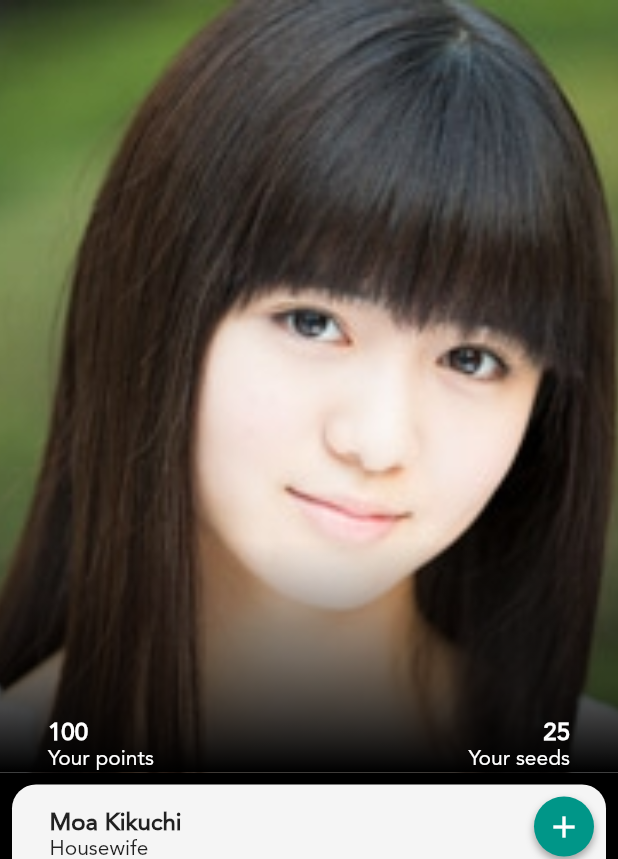
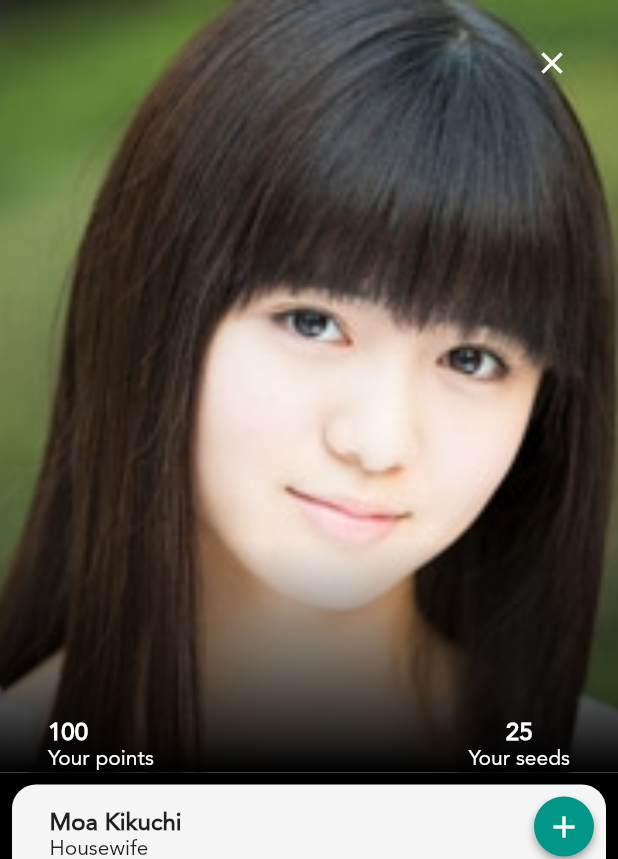
Before and after one commit to illukinati/padishea, a Flutter app: the MainScreen screen opened by its route, on a phone screen of 412 x 824 dp. Shown: the top 859 px of the screen. Run offline on Flutter 3.47's test engine with Material 2 defaults, Android fonts, the phone set to English and light mode, and no system bars.

```diff
--- a/lib/screens/main_screen.dart
+++ b/lib/screens/main_screen.dart
@@ -59,11 +59,28 @@ class _MainScreenState extends State<MainScreen> {
                       edgeInsets: const EdgeInsets.only(left: 32.0),
                       alignment: Alignment.bottomLeft,
                     ),
-                    new LabelNumber(
-                      number: '25',
-                      title: 'Your seeds',
-                      edgeInsets: const EdgeInsets.only(right: 32.0),
-                      alignment: Alignment.bottomRight,
+                    new Column(
+                      crossAxisAlignment: CrossAxisAlignment.end,
+                      mainAxisAlignment: MainAxisAlignment.end,
+                      children: <Widget>[
+                        new Expanded(
+                          flex: 1,
+                          child: new Container(
+                            alignment: Alignment.topRight,
+                            margin: const EdgeInsets.only(top: 30.0, right: 32.0),
+                            child: new Icon(
+                              Icons.close,
+                              color: Colors.white,
+                            ),
+                          ),
+                        ),
+                        new LabelNumber(
+                          number: '25',
+                          title: 'Your seeds',
+                          edgeInsets: const EdgeInsets.only(right: 32.0),
+                          alignment: Alignment.bottomRight,
+                        ),
+                      ],
                     ),
                   ],
                 ),
```
